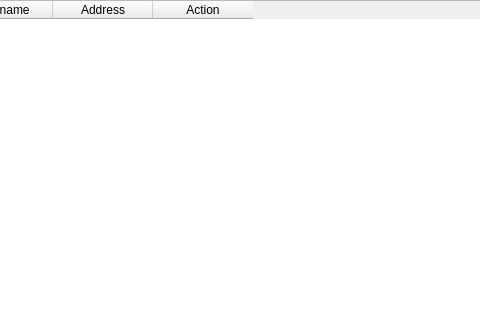
First picture: the form in src/app/mainwindow.ui, repository emilfanache/PhoneBook, before the edit; both pictures show x 448 to 928 and y 0 to 320 of the 928 by 710 pixel window.
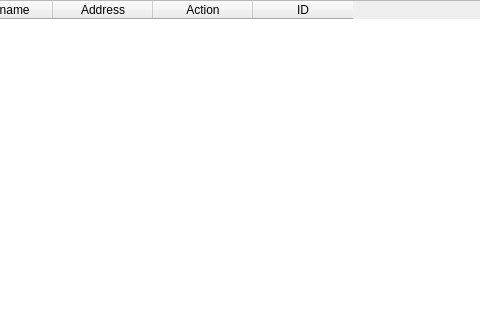
Second picture: the form after the edit.

Patch:
```diff
--- a/src/app/mainwindow.ui
+++ b/src/app/mainwindow.ui
@@ -64,6 +64,11 @@
          <string>Action</string>
         </property>
        </column>
+       <column>
+        <property name="text">
+         <string>ID</string>
+        </property>
+       </column>
       </widget>
      </item>
     </layout>
```
